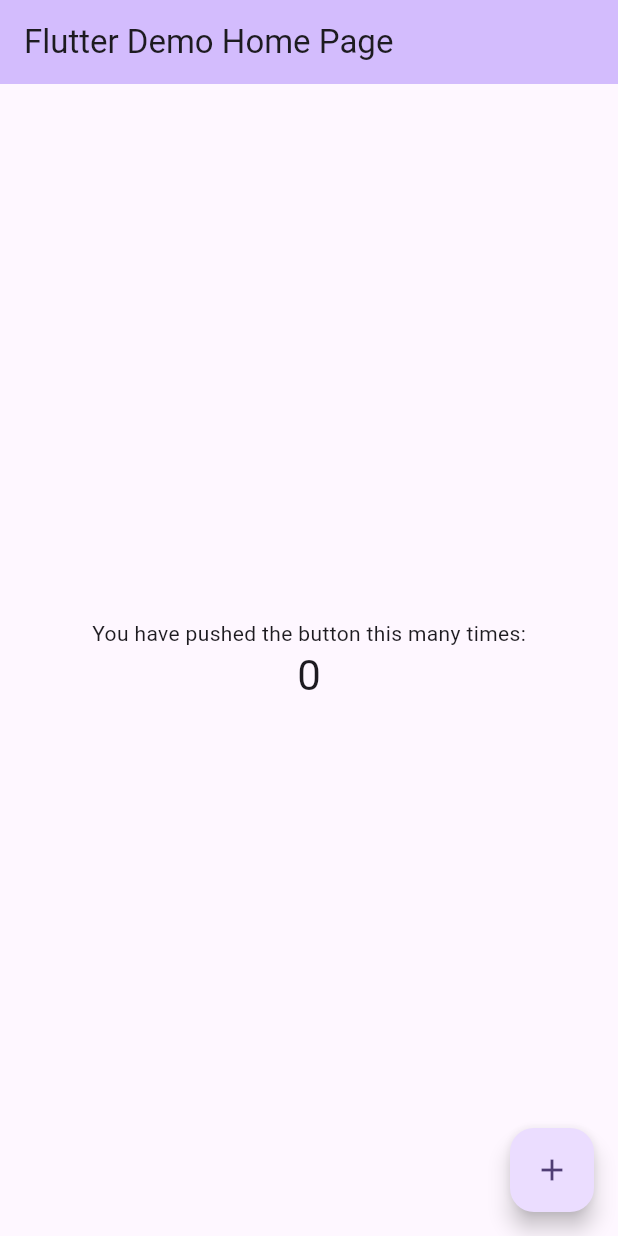
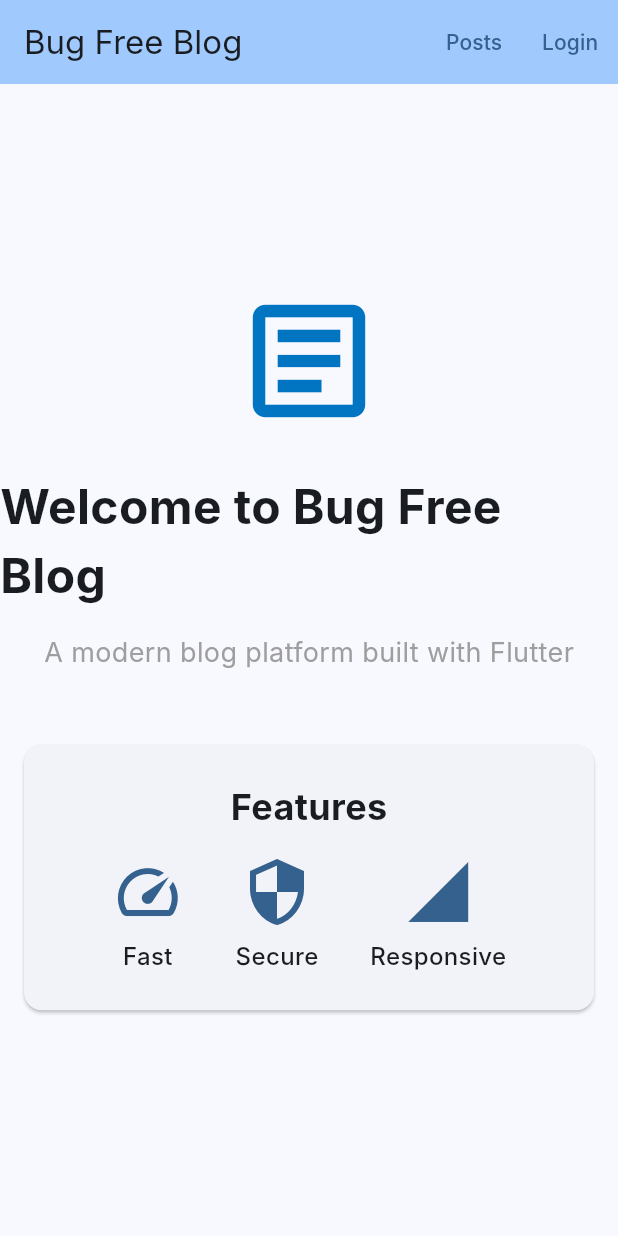
Before and after one commit to Warty71/bug-free-blog-frontend, a Flutter app: the screen it shows after launch, on a phone screen of 412 x 824 dp. Run offline on Flutter 3.47's test engine with Material 3 defaults, Android fonts, the phone set to English and light mode, and no system bars; our stand-ins replace dartz, dio, equatable, flutter_bloc, get_it, go_router and 1 more; Roboto replaces fonts that are missing (Inter).

Commit message:
feat: implement clean architecture foundation with dependency injection
- Set up clean architecture structure with core, features, and shared layers
- Add dependency injection using GetIt and Injectable
- Implement routing with GoRouter and Material 3 theming
- Add network layer with Dio HTTP client and error handling
- Create base cubit for state management with BLoC pattern
- Clean up pubspec.yaml by removing verbose comments and updating dependencies
- Remove default Flutter counter app and replace with blog app structure
- Add comprehensive error handling with custom exceptions and failures
- Set up proper project structure following Flutter best practices

Breaking changes:
- Removed default Flutter demo app
- Updated main.dart to use new app structure
- Deleted widget_test.dart (will be recreated with proper tests)

```diff
--- /dev/null
+++ b/lib/core/router/app_router.dart
@@ -0,0 +1,52 @@
+import 'package:flutter/material.dart';
+import 'package:go_router/go_router.dart';
+import '../../features/home/presentation/pages/home_page.dart';
+import '../../features/auth/presentation/pages/login_page.dart';
+
+class AppRouter {
+  static const String home = '/';
+  static const String login = '/login';
+  static const String posts = '/posts';
+  static const String postDetail = '/posts/:id';
+
+  static final GoRouter router = GoRouter(
+    initialLocation: home,
+    routes: [
+      GoRoute(
+        path: home,
+        name: 'home',
+        builder: (context, state) => const HomePage(),
+      ),
+      GoRoute(
+        path: login,
+        name: 'login',
+        builder: (context, state) => const LoginPage(),
+      ),
+    ],
+    errorBuilder: (context, state) => Scaffold(
+      body: Center(
+        child: Column(
+          mainAxisAlignment: MainAxisAlignment.center,
+          children: [
+            const Icon(Icons.error_outline, size: 64, color: Colors.red),
+            const SizedBox(height: 16),
+            Text(
+              'Page not found',
+              style: Theme.of(context).textTheme.headlineMedium,
+            ),
+            const SizedBox(height: 8),
+            Text(
+              'The page "${state.uri}" does not exist.',
+              style: Theme.of(context).textTheme.bodyMedium,
+            ),
+            const SizedBox(height: 24),
+            ElevatedButton(
+              onPressed: () => context.go(home),
+              child: const Text('Go Home'),
+            ),
+          ],
+        ),
+      ),
+    ),
+  );
+}
--- /dev/null
+++ b/lib/core/utils/typedefs.dart
@@ -0,0 +1,6 @@
+import 'package:dartz/dartz.dart';
+import '../errors/failures.dart';
+
+typedef ResultFuture<T> = Future<Either<Failure, T>>;
+typedef ResultVoid = ResultFuture<void>;
+typedef DataMap = Map<String, dynamic>;
--- /dev/null
+++ b/lib/features/home/presentation/pages/home_page.dart
@@ -0,0 +1,95 @@
+import 'package:flutter/material.dart';
+import 'package:go_router/go_router.dart';
+
+class HomePage extends StatelessWidget {
+  const HomePage({super.key});
+
+  @override
+  Widget build(BuildContext context) {
+    return Scaffold(
+      appBar: AppBar(
+        title: const Text('Bug Free Blog'),
+        backgroundColor: Theme.of(context).colorScheme.inversePrimary,
+        actions: [
+          TextButton(
+            onPressed: () => context.go('/posts'),
+            child: const Text('Posts'),
+          ),
+          TextButton(
+            onPressed: () => context.go('/login'),
+            child: const Text('Login'),
+          ),
+        ],
+      ),
+      body: const Center(
+        child: Column(
+          mainAxisAlignment: MainAxisAlignment.center,
+          children: [
+            Icon(Icons.article_outlined, size: 100, color: Color(0xFF0175C2)),
+            SizedBox(height: 24),
+            Text(
+              'Welcome to Bug Free Blog',
+              style: TextStyle(fontSize: 32, fontWeight: FontWeight.bold),
+            ),
+            SizedBox(height: 16),
+            Text(
+              'A modern blog platform built with Flutter',
+              style: TextStyle(fontSize: 18, color: Colors.grey),
+            ),
+            SizedBox(height: 32),
+            Card(
+              margin: EdgeInsets.all(16),
+              child: Padding(
+                padding: EdgeInsets.all(24),
+                child: Column(
+                  children: [
+                    Text(
+                      'Features',
+                      style: TextStyle(
+                        fontSize: 24,
+                        fontWeight: FontWeight.bold,
+                      ),
+                    ),
+                    SizedBox(height: 16),
+                    Row(
+                      mainAxisAlignment: MainAxisAlignment.spaceEvenly,
+                      children: [
+                        _FeatureItem(icon: Icons.speed, title: 'Fast'),
+                        _FeatureItem(icon: Icons.security, title: 'Secure'),
+                        _FeatureItem(
+                          icon: Icons.signal_cellular_4_bar,
+                          title: 'Responsive',
+                        ),
+                      ],
+                    ),
+                  ],
+                ),
+              ),
+            ),
+          ],
+        ),
+      ),
+    );
+  }
+}
+
+class _FeatureItem extends StatelessWidget {
+  const _FeatureItem({required this.icon, required this.title});
+
+  final IconData icon;
+  final String title;
+
+  @override
+  Widget build(BuildContext context) {
+    return Column(
+      children: [
+        Icon(icon, size: 48, color: Theme.of(context).colorScheme.primary),
+        const SizedBox(height: 8),
+        Text(
+          title,
+          style: const TextStyle(fontSize: 16, fontWeight: FontWeight.w500),
+        ),
+      ],
+    );
+  }
+}
--- a/lib/main.dart
+++ b/lib/main.dart
@@ -1,122 +1,39 @@
 import 'package:flutter/material.dart';
+import 'core/di/injection.dart';
+import 'core/router/app_router.dart';
 
 void main() {
-  runApp(const MyApp());
+  // Initialize dependency injection
+  configureDependencies();
+
+  runApp(const BugFreeBlogApp());
 }
 
-class MyApp extends StatelessWidget {
-  const MyApp({super.key});
+class BugFreeBlogApp extends StatelessWidget {
+  const BugFreeBlogApp({super.key});
 
-  // This widget is the root of your application.
   @override
   Widget build(BuildContext context) {
-    return MaterialApp(
-      title: 'Flutter Demo',
+    return MaterialApp.router(
+      debugShowCheckedModeBanner: false,
+      title: 'Bug Free Blog',
       theme: ThemeData(
-        // This is the theme of your application.
-        //
-        // TRY THIS: Try running your application with "flutter run". You'll see
-        // the application has a purple toolbar. Then, without quitting the app,
-        // try changing the seedColor in the colorScheme below to Colors.green
-        // and then invoke "hot reload" (save your changes or press the "hot
-        // reload" button in a Flutter-supported IDE, or press "r" if you used
-        // the command line to start the app).
-        //
-        // Notice that the counter didn't reset back to zero; the application
-        // state is not lost during the reload. To reset the state, use hot
-        // restart instead.
-        //
-        // This works for code too, not just values: Most code changes can be
-        // tested with just a hot reload.
-        colorScheme: ColorScheme.fromSeed(seedColor: Colors.deepPurple),
+        colorScheme: ColorScheme.fromSeed(
+          seedColor: const Color(0xFF0175C2),
+          brightness: Brightness.light,
+        ),
+        useMaterial3: true,
+        fontFamily: 'Inter',
       ),
-      home: const MyHomePage(title: 'Flutter Demo Home Page'),
+      darkTheme: ThemeData(
+        colorScheme: ColorScheme.fromSeed(
+          seedColor: const Color(0xFF0175C2),
+          brightness: Brightness.dark,
+        ),
+        useMaterial3: true,
+        fontFamily: 'Inter',
+      ),
+      routerConfig: AppRouter.router,
     );
   }
 }
-
-class MyHomePage extends StatefulWidget {
-  const MyHomePage({super.key, required this.title});
-
-  // This widget is the home page of your application. It is stateful, meaning
-  // that it has a State object (defined below) that contains fields that affect
-  // how it looks.
-
-  // This class is the configuration for the state. It holds the values (in this
-  // case the title) provided by the parent (in this case the App widget) and
-  // used by the build method of the State. Fields in a Widget subclass are
-  // always marked "final".
-
-  final String title;
-
-  @override
-  State<MyHomePage> createState() => _MyHomePageState();
-}
-
-class _MyHomePageState extends State<MyHomePage> {
-  int _counter = 0;
-
-  void _incrementCounter() {
-    setState(() {
-      // This call to setState tells the Flutter framework that something has
-      // changed in this State, which causes it to rerun the build method below
-      // so that the display can reflect the updated values. If we changed
-      // _counter without calling setState(), then the build method would not be
-      // called again, and so nothing would appear to happen.
-      _counter++;
-    });
-  }
-
-  @override
-  Widget build(BuildContext context) {
-    // This method is rerun every time setState is called, for instance as done
-    // by the _incrementCounter method above.
-    //
-    // The Flutter framework has been optimized to make rerunning build methods
-    // fast, so that you can just rebuild anything that needs updating rather
-    // than having to individually change instances of widgets.
-    return Scaffold(
-      appBar: AppBar(
-        // TRY THIS: Try changing the color here to a specific color (to
-        // Colors.amber, perhaps?) and trigger a hot reload to see the AppBar
-        // change color while the other colors stay the same.
-        backgroundColor: Theme.of(context).colorScheme.inversePrimary,
-        // Here we take the value from the MyHomePage object that was created by
-        // the App.build method, and use it to set our appbar title.
-        title: Text(widget.title),
-      ),
-      body: Center(
-        // Center is a layout widget. It takes a single child and positions it
-        // in the middle of the parent.
-        child: Column(
-          // Column is also a layout widget. It takes a list of children and
-          // arranges them vertically. By default, it sizes itself to fit its
-          // children horizontally, and tries to be as tall as its parent.
-          //
-          // Column has various properties to control how it sizes itself and
-          // how it positions its children. Here we use mainAxisAlignment to
-          // center the children vertically; the main axis here is the vertical
-          // axis because Columns are vertical (the cross axis would be
-          // horizontal).
-          //
-          // TRY THIS: Invoke "debug painting" (choose the "Toggle Debug Paint"
-          // action in the IDE, or press "p" in the console), to see the
-          // wireframe for each widget.
-          mainAxisAlignment: MainAxisAlignment.center,
-          children: <Widget>[
-            const Text('You have pushed the button this many times:'),
-            Text(
-              '$_counter',
-              style: Theme.of(context).textTheme.headlineMedium,
-            ),
-          ],
-        ),
-      ),
-      floatingActionButton: FloatingActionButton(
-        onPressed: _incrementCounter,
-        tooltip: 'Increment',
-        child: const Icon(Icons.add),
-      ), // This trailing comma makes auto-formatting nicer for build methods.
-    );
-  }
-}
```
Also changed, not shown: lib/core/constants/app_constants.dart (added, +17 -0 lines), lib/core/di/injection.dart (added, +8 -0 lines), lib/core/errors/exceptions.dart (added, +35 -0 lines), lib/core/errors/failures.dart (added, +45 -0 lines), lib/core/network/api_client.dart (added, +44 -0 lines), lib/core/network/network_info.dart (added, +15 -0 lines), lib/core/utils/base_cubit.dart (added, +34 -0 lines), lib/features/auth/presentation/pages/login_page.dart (added, +33 -0 lines), pubspec.yaml (+13 -69 lines), lib/core/di/injection.config.dart (added), 1 other file.
